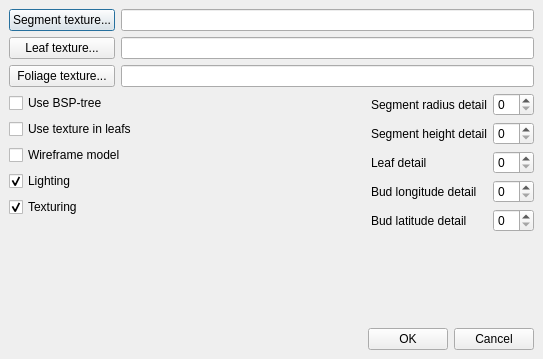
Qt form qt-workbench/viz_config.ui (lignumsystem/lignum-core) before a commit.
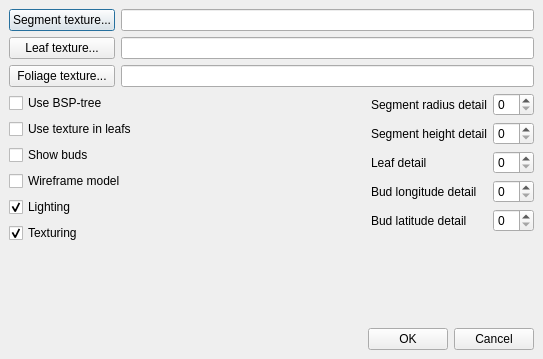
The same form after that commit.

Commit message: Added option to enable/disable the drawing of buds.

```diff
--- a/qt-workbench/viz_config.ui
+++ b/qt-workbench/viz_config.ui
@@ -131,6 +131,13 @@
            </property>
           </widget>
          </item>
+         <item>
+          <widget class="QCheckBox" name="budBox" >
+           <property name="text" >
+            <string>Show buds</string>
+           </property>
+          </widget>
+         </item>
          <item>
           <widget class="QCheckBox" name="wireBox" >
            <property name="text" >
```
